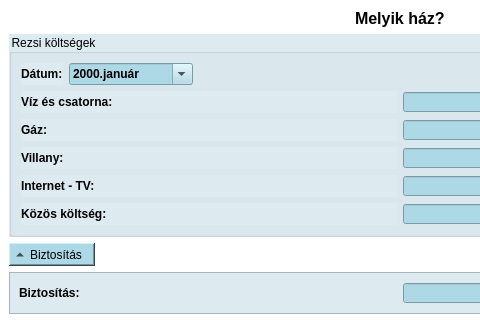
Before: the Qt Designer form FamilyFinancies/activityhouse.ui in DannyFreecs/FamilyBudgetSimple, drawn with Qt 5; both pictures show x 0 to 480 and y 0 to 320 of the 800 by 600 pixel window.
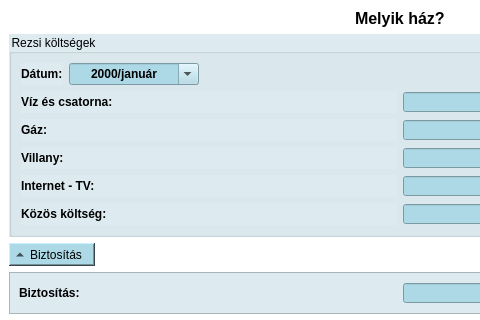
After: the same form once the commit is applied. Custom widgets are drawn as their Qt base class.

What changed in the file:
```diff
--- a/FamilyFinancies/activityhouse.ui
+++ b/FamilyFinancies/activityhouse.ui
@@ -63,11 +63,11 @@
          </item>
          <item>
           <widget class="QDateEdit" name="dateEdit">
-           <property name="sizePolicy">
-            <sizepolicy hsizetype="Minimum" vsizetype="Fixed">
-             <horstretch>0</horstretch>
-             <verstretch>0</verstretch>
-            </sizepolicy>
+           <property name="minimumSize">
+            <size>
+             <width>130</width>
+             <height>0</height>
+            </size>
            </property>
            <property name="font">
             <font>
@@ -80,17 +80,14 @@
            <property name="locale">
             <locale language="Hungarian" country="Hungary"/>
            </property>
-           <property name="readOnly">
-            <bool>false</bool>
+           <property name="alignment">
+            <set>Qt::AlignCenter</set>
            </property>
            <property name="buttonSymbols">
-            <enum>QAbstractSpinBox::UpDownArrows</enum>
-           </property>
-           <property name="currentSection">
-            <enum>QDateTimeEdit::YearSection</enum>
+            <enum>QAbstractSpinBox::NoButtons</enum>
            </property>
            <property name="displayFormat">
-            <string>yyyy.MMMM</string>
+            <string>yyyy/MMMM</string>
            </property>
            <property name="calendarPopup">
             <bool>true</bool>
```
Left out of the diff: 2 changed lines with no effect on the pictures.
